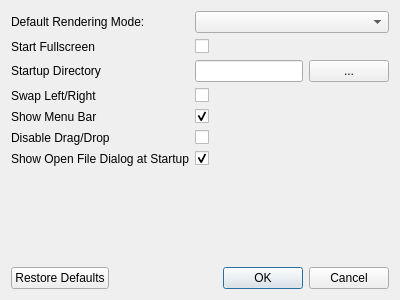
Qt form forms/settingswindow.ui (chipgw/depthview) before a commit.
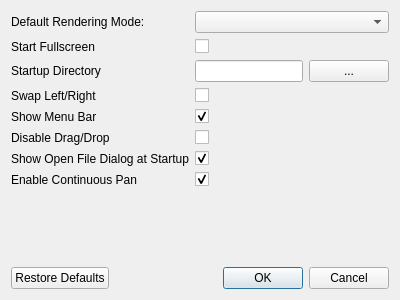
The same form after that commit. Icons and pictures are not drawn.

Commit message: added setting for continuous pan.

Patch:
```diff
--- a/forms/settingswindow.ui
+++ b/forms/settingswindow.ui
@@ -165,6 +165,20 @@
        </property>
       </widget>
      </item>
+     <item row="7" column="0">
+      <widget class="QLabel" name="enableContinuousPanLabel">
+       <property name="text">
+        <string>Enable Continuous Pan</string>
+       </property>
+      </widget>
+     </item>
+     <item row="7" column="1">
+      <widget class="QCheckBox" name="enableContinuousPanCheckBox">
+       <property name="checked">
+        <bool>true</bool>
+       </property>
+      </widget>
+     </item>
     </layout>
    </item>
    <item>
```
The commit also changes 5 other files.
